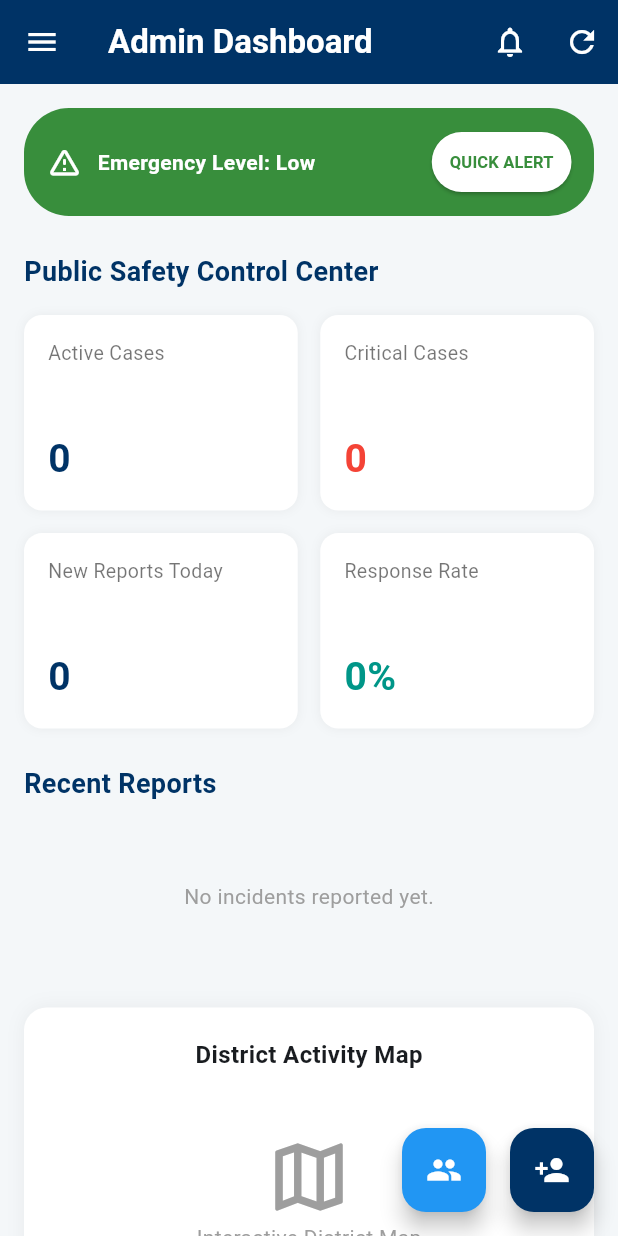
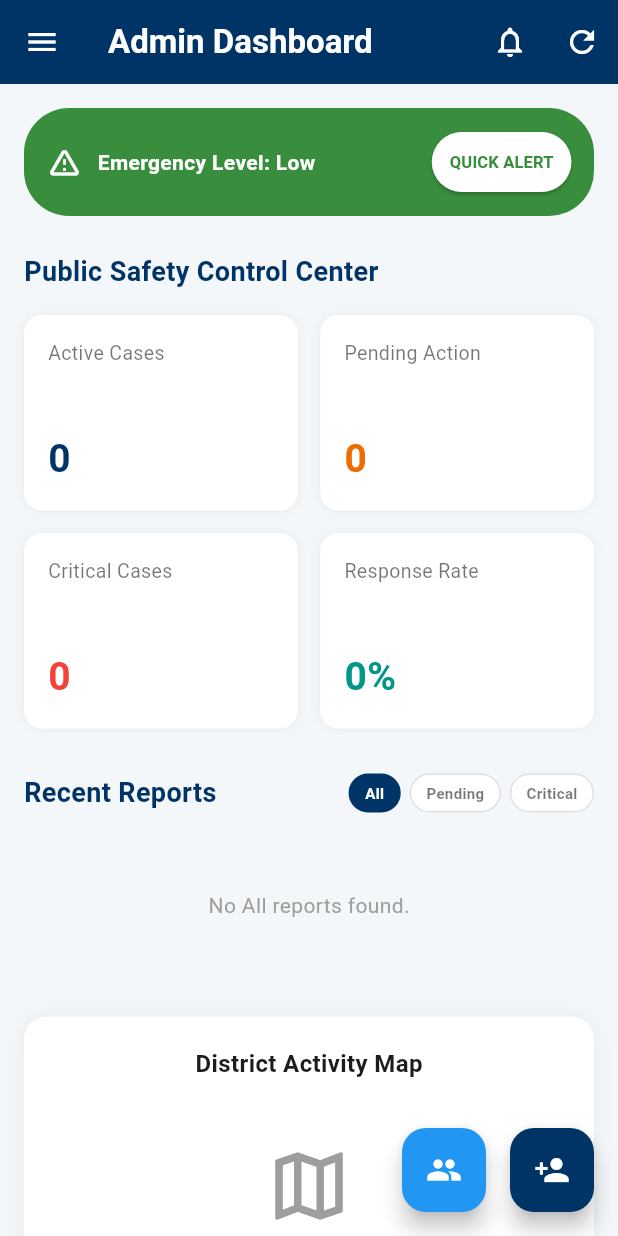
Before and after one commit to Makobi5/public_safety_mobile, a Flutter app: the AdminDashboard screen opened directly, on a phone screen of 412 x 824 dp. Run offline on Flutter 3.47's test engine with Material 3 defaults, Android fonts, the phone set to English and light mode, and no system bars; our stand-ins replace file_picker, flutter_dotenv, geolocator, supabase_flutter; accounts and stored records are empty.

Commit message:
feat: complete MVP with role-based dashboards, hierarchy protection, and multi-step incident reporting

```diff
--- a/lib/screens/admin_dashboard.dart
+++ b/lib/screens/admin_dashboard.dart
@@ -18,15 +18,21 @@ class AdminDashboard extends StatefulWidget {
 class _AdminDashboardState extends State<AdminDashboard> {
   final supabase = Supabase.instance.client;
 
-  String _adminName = "Loading...";
-  String _adminRole = "Admin";
+  // Admin Info - Initialized with defaults to prevent crashes
+  String _adminName = "Administrator";
+  String _adminRole = "Personnel";
+
+  // Statistics
   int _totalIncidentsCount = 0;
   int _activeCases = 0;
+  int _pendingCount = 0;
   int _criticalCases = 0;
   int _newReportsToday = 0;
   String _responseRate = "0%";
   String _emergencyLevel = "Low";
 
+  // UI State
+  String _activeFilter = "All";
   List<Map<String, dynamic>> _recentIncidents = [];
   bool _isLoading = true;
 
@@ -36,7 +42,116 @@ class _AdminDashboardState extends State<AdminDashboard> {
     _loadAllDashboardData();
   }
 
-  // --- NAVIGATION HELPER ---
+  // Logic to fetch user profile and all incident statistics
+  Future<void> _loadAllDashboardData() async {
+    if (!mounted) return;
+    setState(() => _isLoading = true);
+
+    try {
+      final user = supabase.auth.currentUser;
+      if (user == null) return;
+
+      // 1. Fetch Profile Data (Null-safe)
+      final profileData = await supabase
+          .from('user_profiles')
+          .select()
+          .eq('user_id', user.id)
+          .maybeSingle();
+
+      // 2. Fetch ALL Incidents for Calculation
+      final incidentData = await supabase
+          .from('incidents')
+          .select()
+          .order('created_at', ascending: false);
+
+      final List<Map<String, dynamic>> allIncidents =
+          List<Map<String, dynamic>>.from(incidentData);
+
+      final today = DateTime.now().toIso8601String().substring(0, 10);
+
+      if (mounted) {
+        setState(() {
+          // Profile extraction
+          _adminName =
+              "${profileData?['first_name'] ?? 'Admin'} ${profileData?['last_name'] ?? ''}";
+          _adminRole = profileData?['role'] == 'super_admin'
+              ? "Super Admin"
+              : "Station Admin";
+
+          // List and Count management
+          _totalIncidentsCount = allIncidents.length;
+          _recentIncidents = allIncidents.take(5).toList();
+
+          // Status and Priority Calculations
+          _activeCases = allIncidents
+              .where((i) => (i['status'] ?? '').toLowerCase() != 'resolved')
+              .length;
+
+          _pendingCount = allIncidents
+              .where(
+                (i) => (i['status'] ?? 'Pending').toLowerCase() == 'pending',
+              )
+              .length;
+
+          _criticalCases = allIncidents.where((i) {
+            String type = (i['incident_type'] ?? '').toString();
+            String priority = (i['priority'] ?? '').toString();
+            return [
+                  'Murder',
+                  'Manslaughter',
+                  'Accident',
+                  'Fire outbreak',
+                  'Kidnap',
+                ].contains(type) ||
+                priority == 'Critical';
+          }).length;
+
+          _newReportsToday = allIncidents
+              .where(
+                (i) => (i['created_at'] ?? '').toString().startsWith(today),
+              )
+              .length;
+
+          // Response Rate Logic
+          if (allIncidents.isNotEmpty) {
+            int responded = allIncidents
+                .where(
+                  (i) => (i['status'] ?? 'Pending').toLowerCase() != 'pending',
+                )
+                .length;
+            _responseRate =
+                "${((responded / allIncidents.length) * 100).toInt()}%";
+          }
+
+          // Dynamic Emergency Level Banner logic
+          if (_criticalCases > 3) {
+            _emergencyLevel = "High";
+          } else if (_criticalCases > 0) {
+            _emergencyLevel = "Medium";
+          } else {
+            _emergencyLevel = "Low";
+          }
+
+          _isLoading = false;
+        });
+      }
+    } catch (e) {
+      debugPrint("Admin Dashboard Fetch Error: $e");
+      if (mounted) setState(() => _isLoading = false);
+    }
+  }
+
+  void _handleLogout() async {
+    await supabase.auth.signOut();
+    if (mounted) {
+      Navigator.of(context).pushAndRemoveUntil(
+        MaterialPageRoute(builder: (context) => const WelcomeScreen()),
+        (route) => false,
+      );
+    }
+  }
+
+  // Navigation with Filter Logic for Stat Cards
   void _navigateToFilteredReports(String filter) {
     Navigator.push(
       context,
@@ -46,97 +161,30 @@ class _AdminDashboardState extends State<AdminDashboard> {
     ).then((_) => _loadAllDashboardData());
   }
 
-  Future<void> _loadAllDashboardData() async {
-    if (!mounted) return;
-    setState(() => _isLoading = true);
-
-    try {
-      final user = supabase.auth.currentUser;
-      if (user == null) return;
-
-      final profileData = await supabase
-          .from('user_profiles')
-          .select()
-          .eq('user_id', user.id)
-          .single();
-
-      final incidentData = await supabase
-          .from('incidents')
-          .select()
-          .order('created_at', ascending: false);
-      final List<Map<String, dynamic>> allIncidents =
-          List<Map<String, dynamic>>.from(incidentData);
-
-      final today = DateTime.now().toIso8601String().substring(0, 10);
-
-      if (mounted) {
-        setState(() {
-          _adminName =
-              "${profileData['first_name'] ?? 'Admin'} ${profileData['last_name'] ?? ''}";
-          _adminRole = profileData['role'] == 'super_admin'
-              ? "Super Admin"
-              : "Station Admin";
-          _totalIncidentsCount = allIncidents.length;
-          _recentIncidents = allIncidents.take(5).toList();
-          _activeCases = allIncidents
-              .where((i) => i['status'] != 'Resolved')
-              .length;
-          _criticalCases = allIncidents
-              .where(
-                (i) => [
+  @override
+  Widget build(BuildContext context) {
+    // Local list filtering based on UI toggle (All/Pending/Critical)
+    List<Map<String, dynamic>> displayedIncidents = _recentIncidents;
+    if (_activeFilter == "Pending") {
+      displayedIncidents = _recentIncidents
+          .where((i) => (i['status'] ?? 'Pending').toLowerCase() == 'pending')
+          .toList();
+    } else if (_activeFilter == "Critical") {
+      displayedIncidents = _recentIncidents.where((i) {
+        String type = (i['incident_type'] ?? '').toString();
+        return [
+          'Murder',
+          'Manslaughter',
           'Accident',
-                  'Murder',
           'Fire outbreak',
-                  'Robbery',
           'Kidnap',
-                  'Manslaughter',
-                ].contains(i['incident_type']),
-              )
-              .length;
-          _newReportsToday = allIncidents
-              .where(
-                (i) => (i['created_at'] ?? '').toString().startsWith(today),
-              )
-              .length;
-
-          if (allIncidents.isNotEmpty) {
-            int responded = allIncidents
-                .where(
-                  (i) => (i['status'] ?? 'Pending').toLowerCase() != 'pending',
-                )
-                .length;
-            _responseRate =
-                "${((responded / allIncidents.length) * 100).toInt()}%";
-          }
-          _emergencyLevel = _criticalCases > 3
-              ? "High"
-              : _criticalCases > 0
-              ? "Medium"
-              : "Low";
-          _isLoading = false;
-        });
-      }
-    } catch (e) {
-      debugPrint("Admin Dashboard Error: $e");
-      if (mounted) setState(() => _isLoading = false);
-    }
+        ].contains(type);
+      }).toList();
     }
 
-  Future<void> _handleLogout(BuildContext context) async {
-    await supabase.auth.signOut();
-    if (mounted) {
-      Navigator.of(context).pushAndRemoveUntil(
-        MaterialPageRoute(builder: (context) => const WelcomeScreen()),
-        (route) => false,
-      );
-    }
-  }
-
-  @override
-  Widget build(BuildContext context) {
     return Scaffold(
       backgroundColor: const Color(0xFFF4F7F9),
-      drawer: _buildDrawer(context),
+      drawer: _buildDrawer(),
       appBar: AppBar(
         backgroundColor: const Color(0xFF003366),
         foregroundColor: Colors.white,
@@ -177,7 +225,7 @@ class _AdminDashboardState extends State<AdminDashboard> {
                   ),
                   const SizedBox(height: 16),
 
-                  // --- UPDATED STAT GRID ---
+                  // 1. STAT GRID (Clickable Cards)
                   GridView.count(
                     shrinkWrap: true,
                     physics: const NeverScrollableScrollPhysics(),
@@ -190,35 +238,31 @@ class _AdminDashboardState extends State<AdminDashboard> {
                         label: "Active Cases",
                         value: _activeCases.toString(),
                         color: const Color(0xFF003366),
-                        onTap: () =>
-                            _navigateToFilteredReports('active'), // Added
+                        onTap: () => setState(() => _activeFilter = "All"),
+                      ),
+                      _AdminStatCard(
+                        label: "Pending Action",
+                        value: _pendingCount.toString(),
+                        color: Colors.orange.shade800,
+                        onTap: () => setState(() => _activeFilter = "Pending"),
                       ),
                       _AdminStatCard(
                         label: "Critical Cases",
                         value: _criticalCases.toString(),
                         color: Colors.red,
-                        onTap: () =>
-                            _navigateToFilteredReports('critical'), // Added
-                      ),
-                      _AdminStatCard(
-                        label: "New Reports Today",
-                        value: _newReportsToday.toString(),
-                        color: const Color(0xFF003366),
-                        onTap: () =>
-                            _navigateToFilteredReports('today'), // Added
+                        onTap: () => setState(() => _activeFilter = "Critical"),
                       ),
                       _AdminStatCard(
                         label: "Response Rate",
                         value: _responseRate,
                         color: Colors.teal,
-                        onTap: () =>
-                            _navigateToFilteredReports('responded'), // Added
                       ),
                     ],
                   ),
-                  const SizedBox(height: 24),
 
-                  // Recent Reports Section
+                  const SizedBox(height: 30),
+
+                  // 2. RECENT REPORTS HEADER + FILTERS
                   Row(
                     mainAxisAlignment: MainAxisAlignment.spaceBetween,
                     children: [
@@ -230,32 +274,34 @@ class _AdminDashboardState extends State<AdminDashboard> {
                           color: Color(0xFF003366),
                         ),
                       ),
-                      if (_totalIncidentsCount > 5)
-                        Text(
-                          "Showing 5 of $_totalIncidentsCount",
-                          style: const TextStyle(
-                            fontSize: 12,
-                            color: Colors.grey,
-                            fontWeight: FontWeight.w500,
-                          ),
+                      Row(
+                        children: [
+                          _buildFilterChip("All"),
+                          const SizedBox(width: 6),
+                          _buildFilterChip("Pending"),
+                          const SizedBox(width: 6),
+                          _buildFilterChip("Critical"),
+                        ],
                       ),
                     ],
                   ),
                   const SizedBox(height: 12),
-                  if (_recentIncidents.isEmpty)
-                    const Center(
+
+                  // 3. THE DYNAMIC LIST
+                  if (displayedIncidents.isEmpty)
+                    Center(
                       child: Padding(
-                        padding: EdgeInsets.all(40.0),
+                        padding: const EdgeInsets.all(40.0),
                         child: Text(
-                          "No incidents reported yet.",
-                          style: TextStyle(color: Colors.grey),
+                          "No $_activeFilter reports found.",
+                          style: const TextStyle(color: Colors.grey),
                         ),
                       ),
                     )
                   else
                     Column(
                       children: [
-                        ..._recentIncidents
+                        ...displayedIncidents
                             .map(
                               (incident) => _buildRecentIncidentItem(incident),
                             )
@@ -278,7 +324,6 @@ class _AdminDashboardState extends State<AdminDashboard> {
                                 icon: const Icon(
                                   Icons.list_alt_rounded,
                                   color: Color(0xFF003366),
-                                  size: 20,
                                 ),
                                 label: const Text(
                                   "VIEW ALL REPORTS",
@@ -292,17 +337,19 @@ class _AdminDashboardState extends State<AdminDashboard> {
                           ),
                       ],
                     ),
+
                   const SizedBox(height: 24),
                   _buildMapPlaceholder(),
                   const SizedBox(height: 80),
                 ],
               ),
             ),
-      floatingActionButton: _buildFABs(context),
+      floatingActionButton: _buildFABs(),
     );
   }
 
-  // Sub-widgets
+  // --- SUB-WIDGET BUILDERS ---
+
   Widget _buildEmergencyBanner() {
     Color bannerColor = _emergencyLevel == "High"
         ? Colors.red.shade800
@@ -345,48 +392,78 @@ class _AdminDashboardState extends State<AdminDashboard> {
     );
   }
 
+  Widget _buildFilterChip(String label) {
+    bool isSelected = _activeFilter == label;
+    return GestureDetector(
+      onTap: () => setState(() => _activeFilter = label),
+      child: Container(
+        padding: const EdgeInsets.symmetric(horizontal: 10, vertical: 5),
+        decoration: BoxDecoration(
+          color: isSelected ? const Color(0xFF003366) : Colors.white,
+          borderRadius: BorderRadius.circular(15),
+          border: Border.all(
+            color: isSelected ? const Color(0xFF003366) : Colors.grey.shade300,
+          ),
+        ),
+        child: Text(
+          label,
+          style: TextStyle(
+            color: isSelected ? Colors.white : Colors.black54,
+            fontSize: 10,
+            fontWeight: FontWeight.bold,
+          ),
+        ),
+      ),
+    );
+  }
+
   Widget _buildRecentIncidentItem(Map<String, dynamic> incident) {
-    final DateTime date = DateTime.parse(
+    DateTime date;
+    try {
+      date = DateTime.parse(
         incident['created_at'] ?? DateTime.now().toIso8601String(),
       );
+    } catch (e) {
+      date = DateTime.now();
+    }
 
-    // 1. Get raw priority from DB
-    String dbPriority = (incident['priority'] ?? 'Low').toString();
     String type = (incident['incident_type'] ?? 'Other').toString();
-
-    // 2. SMART LOGIC: Ensure serious types always show as Critical
+    bool isUnattended =
+        (incident['status'] ?? 'Pending').toLowerCase() == 'pending';
     bool isUrgentType = [
       'Murder',
+      'Manslaughter',
       'Accident',
       'Fire outbreak',
       'Kidnap',
-      'Manslaughter',
       'Robbery',
     ].contains(type);
-
+    String dbPriority = (incident['priority'] ?? 'Low').toString();
     String displayPriority = isUrgentType ? 'Critical' : dbPriority;
 
-    // Define priority colors
     Color priorityColor = Colors.grey;
-    if (displayPriority == 'Critical') priorityColor = Colors.red.shade900;
-    if (displayPriority == 'High') priorityColor = Colors.red;
-    if (displayPriority == 'Medium') priorityColor = Colors.orange;
+    if (displayPriority == 'Critical')
+      priorityColor = Colors.red.shade900;
+    else if (displayPriority == 'High')
+      priorityColor = Colors.red;
+    else if (displayPriority == 'Medium')
+      priorityColor = Colors.orange;
 
     return Card(
       margin: const EdgeInsets.only(bottom: 12),
       elevation: 1,
       shape: RoundedRectangleBorder(borderRadius: BorderRadius.circular(12)),
       child: ListTile(
-        onTap: () {
-          Navigator.push(
+        onTap: () => Navigator.push(
           context,
           MaterialPageRoute(
             builder: (context) => CaseDetailScreen(incident: incident),
           ),
-          ).then((_) => _loadAllDashboardData());
-        },
-        // The colored stripe on the left
-        leading: Container(
+        ).then((_) => _loadAllDashboardData()),
+        leading: Stack(
+          alignment: Alignment.topRight,
+          children: [
+            Container(
               width: 5,
               height: 40,
               decoration: BoxDecoration(
@@ -394,24 +471,31 @@ class _AdminDashboardState extends State<AdminDashboard> {
                 borderRadius: BorderRadius.circular(2),
               ),
             ),
+            if (isUnattended)
+              const CircleAvatar(radius: 4, backgroundColor: Colors.orange),
+          ],
+        ),
         title: Row(
           children: [
-            Text(type, style: const TextStyle(fontWeight: FontWeight.bold)),
-            const SizedBox(width: 8),
-
-            // --- THE CRITICAL BADGE (FIXED) ---
+            Expanded(
+              child: Text(
+                type,
+                style: const TextStyle(fontWeight: FontWeight.bold),
+                overflow: TextOverflow.ellipsis,
+              ),
+            ),
             if (displayPriority != 'Low')
               Container(
-                padding: const EdgeInsets.symmetric(horizontal: 8, vertical: 2),
+                padding: const EdgeInsets.symmetric(horizontal: 6, vertical: 2),
                 decoration: BoxDecoration(
                   color: priorityColor,
-                  borderRadius: BorderRadius.circular(6),
+                  borderRadius: BorderRadius.circular(4),
                 ),
                 child: Text(
                   displayPriority.toUpperCase(),
                   style: const TextStyle(
                     color: Colors.white,
-                    fontSize: 9,
+                    fontSize: 8,
                     fontWeight: FontWeight.bold,
                   ),
                 ),
@@ -419,73 +503,14 @@ class _AdminDashboardState extends State<AdminDashboard> {
           ],
         ),
         subtitle: Text(
-          "Reported at ${DateFormat('HH:mm').format(date)} • ${incident['village'] ?? 'Unknown Location'}",
-          style: const TextStyle(fontSize: 12),
+          "${DateFormat('HH:mm').format(date)} • ${incident['village'] ?? 'Unknown Location'}",
         ),
         trailing: const Icon(Icons.chevron_right, size: 20, color: Colors.grey),
       ),
     );
   }
 
-  Widget _buildMapPlaceholder() {
-    return Container(
-      width: double.infinity,
-      padding: const EdgeInsets.all(20),
-      decoration: BoxDecoration(
-        color: Colors.white,
-        borderRadius: BorderRadius.circular(15),
-        boxShadow: [
-          BoxShadow(color: Colors.black.withOpacity(0.05), blurRadius: 10),
-        ],
-      ),
-      child: const Column(
-        children: [
-          Text(
-            "District Activity Map",
-            style: TextStyle(fontWeight: FontWeight.bold, fontSize: 16),
-          ),
-          SizedBox(height: 40),
-          Icon(Icons.map_outlined, size: 60, color: Colors.grey),
-          Text(
-            "Interactive District Map",
-            style: TextStyle(color: Colors.grey),
-          ),
-          SizedBox(height: 40),
-        ],
-      ),
-    );
-  }
-
-  Widget _buildFABs(BuildContext context) {
-    return Row(
-      mainAxisAlignment: MainAxisAlignment.end,
-      children: [
-        FloatingActionButton(
-          heroTag: "u_m",
-          backgroundColor: Colors.blue,
-          onPressed: () => Navigator.push(
-            context,
-            MaterialPageRoute(
-              builder: (context) => const UserManagementScreen(),
-            ),
-          ).then((_) => _loadAllDashboardData()),
-          child: const Icon(Icons.people, color: Colors.white),
-        ),
-        const SizedBox(width: 16),
-        FloatingActionButton(
-          heroTag: "a_a",
-          backgroundColor: const Color(0xFF003366),
-          onPressed: () => Navigator.push(
-            context,
-            MaterialPageRoute(builder: (context) => const AddAdminScreen()),
-          ).then((_) => _loadAllDashboardData()),
-          child: const Icon(Icons.person_add, color: Colors.white),
-        ),
-      ],
-    );
-  }
-
-  Widget _buildDrawer(BuildContext context) {
+  Widget _buildDrawer() {
     return Drawer(
       child: Column(
         children: [
@@ -588,7 +613,7 @@ class _AdminDashboardState extends State<AdminDashboard> {
             icon: Icons.logout_rounded,
             label: "Logout",
             color: Colors.red,
-            onTap: () => _handleLogout(context),
+            onTap: _handleLogout,
           ),
           const SizedBox(height: 20),
         ],
@@ -619,6 +644,64 @@ class _AdminDashboardState extends State<AdminDashboard> {
       selected: isSelected,
       selectedTileColor: const Color(0xFFE3F2FD),
       onTap: onTap,
+    );
+  }
+
+  Widget _buildFABs() {
+    return Row(
+      mainAxisAlignment: MainAxisAlignment.end,
+      children: [
+        FloatingActionButton(
+          heroTag: "u_m",
+          backgroundColor: Colors.blue,
+          onPressed: () => Navigator.push(
+            context,
+            MaterialPageRoute(
+              builder: (context) => const UserManagementScreen(),
+            ),
+          ).then((_) => _loadAllDashboardData()),
+          child: const Icon(Icons.people, color: Colors.white),
+        ),
+        const SizedBox(width: 16),
+        FloatingActionButton(
+          heroTag: "a_a",
+          backgroundColor: const Color(0xFF003366),
+          onPressed: () => Navigator.push(
+            context,
+            MaterialPageRoute(builder: (context) => const AddAdminScreen()),
+          ).then((_) => _loadAllDashboardData()),
+          child: const Icon(Icons.person_add, color: Colors.white),
+        ),
+      ],
+    );
+  }
+
+  Widget _buildMapPlaceholder() {
+    return Container(
+      width: double.infinity,
+      padding: const EdgeInsets.all(20),
+      decoration: BoxDecoration(
+        color: Colors.white,
+        borderRadius: BorderRadius.circular(15),
+        boxShadow: [
+          BoxShadow(color: Colors.black.withOpacity(0.05), blurRadius: 10),
+        ],
+      ),
+      child: const Column(
+        children: [
+          Text(
+            "District Activity Map",
+            style: TextStyle(fontWeight: FontWeight.bold, fontSize: 16),
+          ),
+          SizedBox(height: 40),
+          Icon(Icons.map_outlined, size: 60, color: Colors.grey),
+          Text(
+            "Interactive District Map",
+            style: TextStyle(color: Colors.grey),
+          ),
+          SizedBox(height: 40),
+        ],
+      ),
     );
   }
 }
```
Lines whose indentation alone changed are shown as unchanged.
